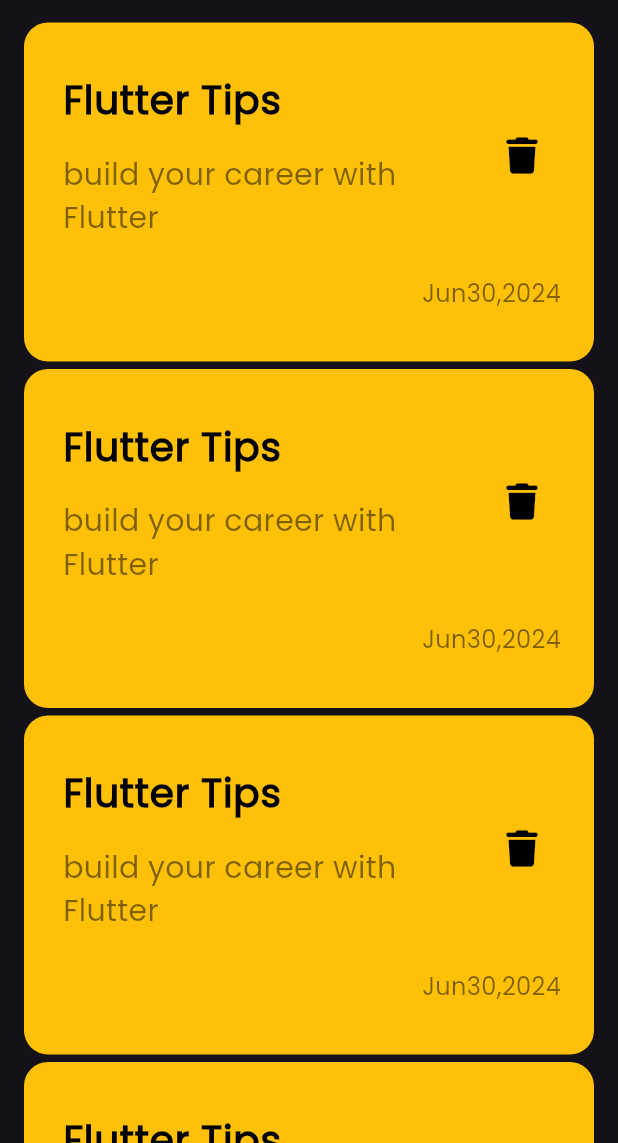
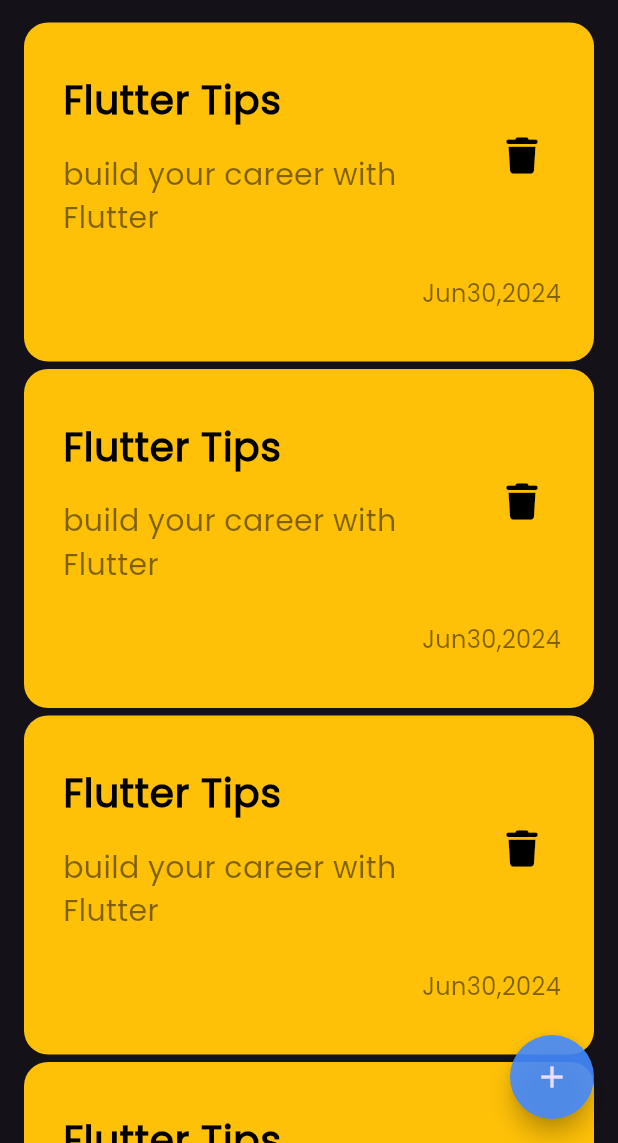
Before and after one commit to mohame12/Note_App, a Flutter app: the screen it shows after launch, on a phone screen of 412 x 824 dp, the part 93-1236 px from its top. Run offline on Flutter 3.47's test engine with Material 3 defaults, Android fonts, the phone set to English and light mode, and no system bars; our stand-ins replace font_awesome_flutter.

Commit message:
Create Floating Action Button

```diff
--- a/lib/views/note_view.dart
+++ b/lib/views/note_view.dart
@@ -7,9 +7,18 @@ class NoteView extends StatelessWidget {
   static const String id='HomeScreen';
   @override
   Widget build(BuildContext context) {
-    return  const SafeArea(
+    return   SafeArea(
       child: Scaffold(
-        body: NoteViewBody(),
+        body: const NoteViewBody(),
+        floatingActionButton: FloatingActionButton(
+          backgroundColor: Colors.blueAccent.withOpacity(0.9),
+          shape: RoundedRectangleBorder(
+              borderRadius: BorderRadius.circular(28)
+          ),
+
+          onPressed: (){},
+          child: const Icon(Icons.add ),
+        ),
       ),
     );
   }
```
